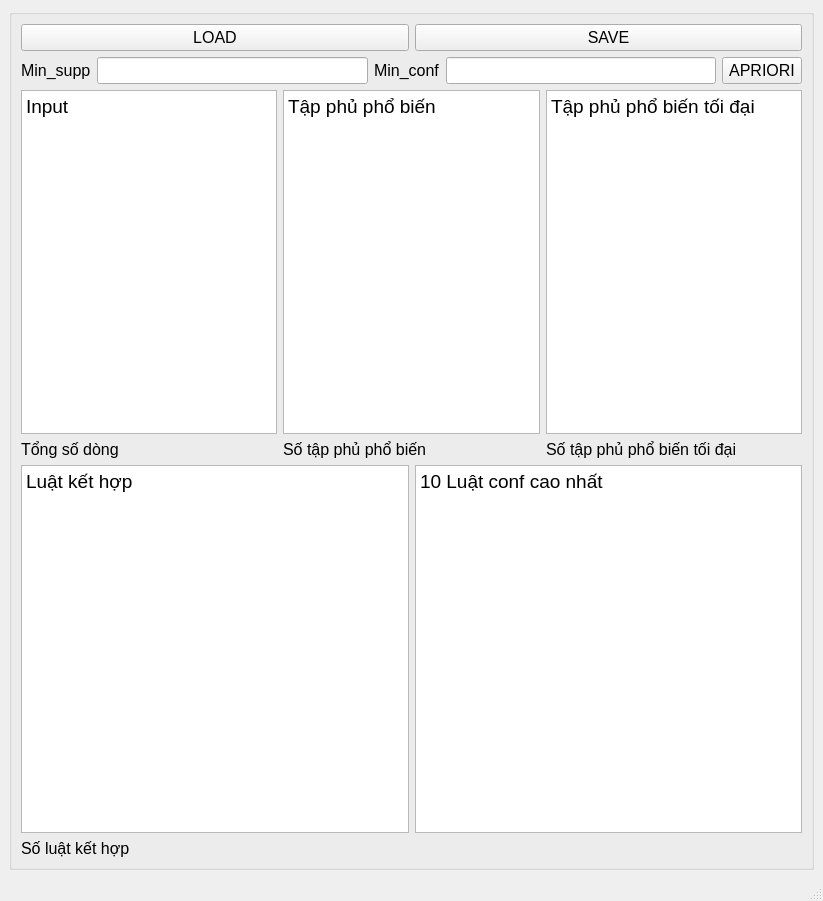
Qt form FindingStrongRulesUsingApriori/aprioriQTGUI.ui (NghiLamPhuc/Datamining.) before a commit.
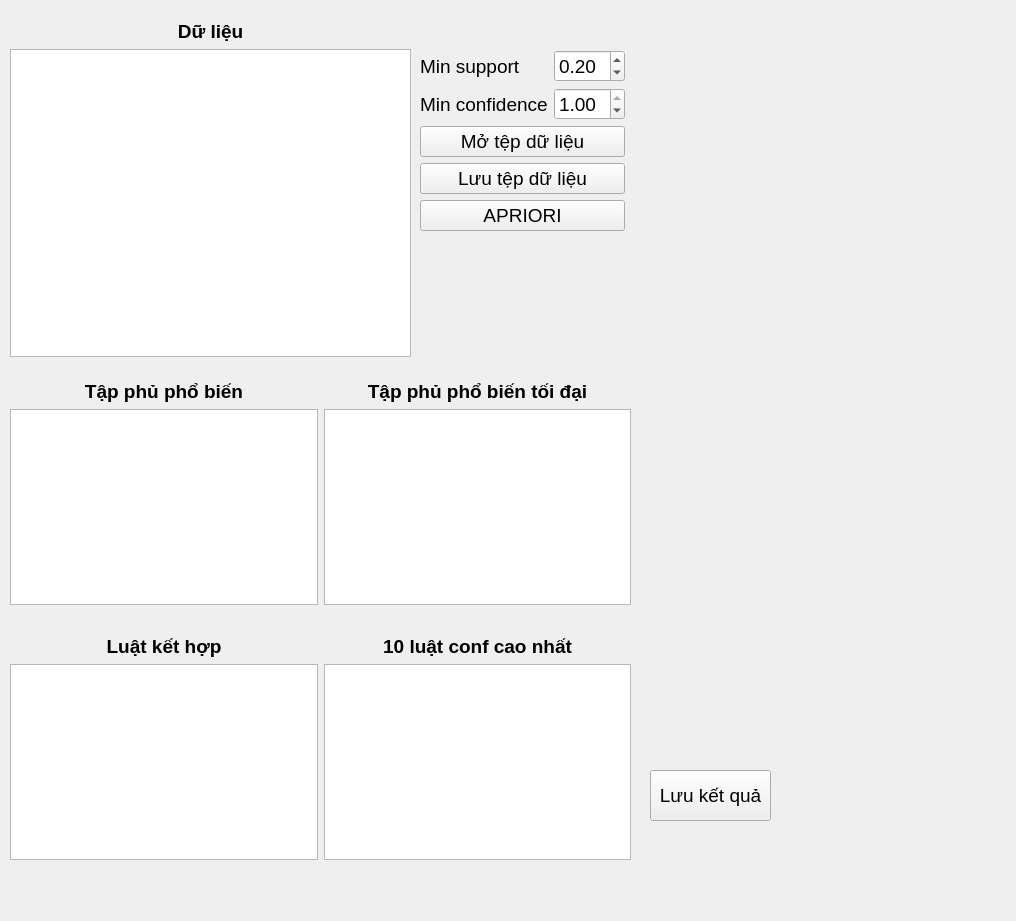
The same form after that commit.

The edit to the form file:
```diff
--- a/FindingStrongRulesUsingApriori/aprioriQTGUI.ui
+++ b/FindingStrongRulesUsingApriori/aprioriQTGUI.ui
@@ -6,71 +6,123 @@
    <rect>
     <x>0</x>
     <y>0</y>
-    <width>823</width>
-    <height>901</height>
+    <width>1016</width>
+    <height>921</height>
    </rect>
   </property>
   <property name="windowTitle">
    <string>MainWindow</string>
   </property>
   <widget class="QWidget" name="centralwidget">
-   <layout class="QGridLayout" name="gridLayout">
-    <item row="0" column="1">
-     <widget class="QGroupBox" name="groupBox">
-      <property name="title">
-       <string/>
-      </property>
-      <layout class="QGridLayout" name="gridLayout_2">
-       <item row="0" column="0">
-        <layout class="QVBoxLayout" name="verticalLayout_2">
-         <item>
-          <layout class="QHBoxLayout" name="horizontalLayout_3">
-           <item>
-            <widget class="QPushButton" name="btnLoad">
+   <property name="enabled">
+    <bool>true</bool>
+   </property>
              <property name="font">
               <font>
                <pointsize>12</pointsize>
               </font>
              </property>
-             <property name="text">
-              <string>LOAD</string>
-             </property>
-            </widget>
-           </item>
-           <item>
             <widget class="QPushButton" name="btnSave">
+    <property name="geometry">
+     <rect>
+      <x>650</x>
+      <y>770</y>
+      <width>121</width>
+      <height>51</height>
+     </rect>
+    </property>
+    <property name="font">
+     <font>
+      <pointsize>14</pointsize>
+     </font>
+    </property>
+    <property name="text">
+     <string>Lưu kết quả</string>
+    </property>
+   </widget>
+   <widget class="QWidget" name="">
+    <property name="geometry">
+     <rect>
+      <x>10</x>
+      <y>20</y>
+      <width>401</width>
+      <height>361</height>
+     </rect>
+    </property>
+    <layout class="QVBoxLayout" name="verticalLayout">
+     <item alignment="Qt::AlignTop">
+      <widget class="QLabel" name="label_3">
+       <property name="font">
+        <font>
+         <pointsize>14</pointsize>
+         <weight>75</weight>
+         <bold>true</bold>
+        </font>
+       </property>
+       <property name="text">
+        <string>Dữ liệu</string>
+       </property>
+       <property name="alignment">
+        <set>Qt::AlignCenter</set>
+       </property>
+      </widget>
+     </item>
+     <item>
+      <widget class="QPlainTextEdit" name="plainTextInput">
+       <property name="font">
+        <font>
+         <pointsize>14</pointsize>
+        </font>
+       </property>
+       <property name="sizeAdjustPolicy">
+        <enum>QAbstractScrollArea::AdjustToContents</enum>
+       </property>
+       <property name="plainText">
+        <string/>
+       </property>
+      </widget>
+     </item>
+     <item>
+      <widget class="QLabel" name="labelInput">
              <property name="font">
               <font>
                <pointsize>12</pointsize>
-              </font>
-             </property>
+         <italic>true</italic>
+        </font>
+       </property>
+       <property name="layoutDirection">
+        <enum>Qt::LeftToRight</enum>
+       </property>
              <property name="text">
-              <string>SAVE</string>
+        <string/>
              </property>
             </widget>
            </item>
           </layout>
-         </item>
+   </widget>
+   <widget class="QWidget" name="">
+    <property name="geometry">
+     <rect>
+      <x>420</x>
+      <y>50</y>
+      <width>205</width>
+      <height>183</height>
+     </rect>
+    </property>
+    <layout class="QVBoxLayout" name="verticalLayout_9">
          <item>
-          <layout class="QHBoxLayout" name="horizontalLayout_2">
+      <layout class="QHBoxLayout" name="horizontalLayout">
+       <item>
+        <layout class="QVBoxLayout" name="verticalLayout_7">
            <item>
             <widget class="QLabel" name="label">
              <property name="font">
               <font>
-               <pointsize>12</pointsize>
+             <pointsize>14</pointsize>
               </font>
              </property>
              <property name="text">
-              <string>Min_supp</string>
-             </property>
-            </widget>
-           </item>
-           <item>
-            <widget class="QLineEdit" name="lineEditMinsupp">
-             <property name="font">
-              <font>
-               <pointsize>12</pointsize>
-              </font>
+            <string>Min support</string>
              </property>
             </widget>
            </item>
@@ -78,20 +130,87 @@
             <widget class="QLabel" name="label_2">
              <property name="font">
               <font>
-               <pointsize>12</pointsize>
+             <pointsize>14</pointsize>
               </font>
              </property>
              <property name="text">
-              <string>Min_conf</string>
+            <string>Min confidence</string>
              </property>
             </widget>
            </item>
+        </layout>
+       </item>
            <item>
-            <widget class="QLineEdit" name="lineEditMinconf">
+        <layout class="QVBoxLayout" name="verticalLayout_6">
+         <item>
+          <widget class="QDoubleSpinBox" name="doubleSpinBoxMinsupp">
              <property name="font">
               <font>
-               <pointsize>12</pointsize>
-              </font>
+             <pointsize>14</pointsize>
+            </font>
+           </property>
+           <property name="maximum">
+            <double>1.000000000000000</double>
+           </property>
+           <property name="singleStep">
+            <double>0.100000000000000</double>
+           </property>
+           <property name="value">
+            <double>0.200000000000000</double>
+           </property>
+          </widget>
+         </item>
+         <item>
+          <widget class="QDoubleSpinBox" name="doubleSpinBoxMinconf">
+           <property name="font">
+            <font>
+             <pointsize>14</pointsize>
+            </font>
+           </property>
+           <property name="maximum">
+            <double>1.000000000000000</double>
+           </property>
+           <property name="singleStep">
+            <double>0.100000000000000</double>
+           </property>
+           <property name="value">
+            <double>1.000000000000000</double>
+           </property>
+          </widget>
+         </item>
+        </layout>
+       </item>
+      </layout>
+     </item>
+     <item>
+      <layout class="QVBoxLayout" name="verticalLayout_8">
+       <item>
+        <widget class="QPushButton" name="btnImport">
+         <property name="font">
+          <font>
+           <pointsize>14</pointsize>
+          </font>
+         </property>
+         <property name="layoutDirection">
+          <enum>Qt::LeftToRight</enum>
+         </property>
+         <property name="text">
+          <string>Mở tệp dữ liệu</string>
+         </property>
+        </widget>
+       </item>
+       <item>
+        <widget class="QPushButton" name="btnExport">
+         <property name="font">
+          <font>
+           <pointsize>14</pointsize>
+          </font>
+         </property>
+         <property name="layoutDirection">
+          <enum>Qt::LeftToRight</enum>
+         </property>
+         <property name="text">
+          <string>Lưu tệp dữ liệu</string>
              </property>
             </widget>
            </item>
@@ -99,7 +218,7 @@
             <widget class="QPushButton" name="btnApriori">
              <property name="font">
               <font>
-               <pointsize>12</pointsize>
+           <pointsize>14</pointsize>
               </font>
              </property>
              <property name="text">
@@ -110,41 +229,38 @@
           </layout>
          </item>
         </layout>
-       </item>
-       <item row="1" column="0">
-        <layout class="QVBoxLayout" name="verticalLayout">
-         <item>
-          <layout class="QHBoxLayout" name="horizontalLayout">
-           <item>
-            <widget class="QPlainTextEdit" name="plainTextInput">
-             <property name="font">
-              <font>
-               <pointsize>14</pointsize>
-              </font>
-             </property>
-             <property name="plainText">
-              <string>Input
-</string>
-             </property>
-            </widget>
-           </item>
+   </widget>
+   <widget class="QWidget" name="">
+    <property name="geometry">
+     <rect>
+      <x>10</x>
+      <y>380</y>
+      <width>621</width>
+      <height>504</height>
+     </rect>
+    </property>
+    <layout class="QGridLayout" name="gridLayout">
+     <item row="0" column="0">
+      <layout class="QVBoxLayout" name="verticalLayout_2">
            <item>
-            <widget class="QPlainTextEdit" name="plainTextFreqIS">
-             <property name="enabled">
-              <bool>true</bool>
-             </property>
+        <widget class="QLabel" name="label_4">
              <property name="font">
               <font>
                <pointsize>14</pointsize>
-              </font>
-             </property>
-             <property name="plainText">
+           <weight>75</weight>
+           <bold>true</bold>
+          </font>
+         </property>
+         <property name="text">
               <string>Tập phủ phổ biến</string>
              </property>
+         <property name="alignment">
+          <set>Qt::AlignCenter</set>
+         </property>
             </widget>
            </item>
            <item>
-            <widget class="QPlainTextEdit" name="plainTextMaxIS">
+        <widget class="QPlainTextEdit" name="plainTextFreqIS">
              <property name="enabled">
               <bool>true</bool>
              </property>
@@ -154,23 +270,7 @@
               </font>
              </property>
              <property name="plainText">
-              <string>Tập phủ phổ biến tối đại</string>
-             </property>
-            </widget>
-           </item>
-          </layout>
-         </item>
-         <item>
-          <layout class="QHBoxLayout" name="horizontalLayout_4">
-           <item>
-            <widget class="QLabel" name="labelInput">
-             <property name="font">
-              <font>
-               <pointsize>12</pointsize>
-              </font>
-             </property>
-             <property name="text">
-              <string>Tổng số dòng</string>
+          <string/>
              </property>
             </widget>
            </item>
@@ -179,10 +279,50 @@
              <property name="font">
               <font>
                <pointsize>12</pointsize>
-              </font>
-             </property>
+           <italic>true</italic>
+          </font>
+         </property>
+         <property name="layoutDirection">
+          <enum>Qt::LeftToRight</enum>
+         </property>
              <property name="text">
-              <string>Số tập phủ phổ biến</string>
+          <string/>
+         </property>
+        </widget>
+       </item>
+      </layout>
+     </item>
+     <item row="0" column="1">
+      <layout class="QVBoxLayout" name="verticalLayout_3">
+       <item>
+        <widget class="QLabel" name="label_5">
+         <property name="font">
+          <font>
+           <pointsize>14</pointsize>
+           <weight>75</weight>
+           <bold>true</bold>
+          </font>
+         </property>
+         <property name="text">
+          <string>Tập phủ phổ biến tối đại</string>
+         </property>
+         <property name="alignment">
+          <set>Qt::AlignCenter</set>
+         </property>
+        </widget>
+       </item>
+       <item>
+        <widget class="QPlainTextEdit" name="plainTextMaxIS">
+         <property name="enabled">
+          <bool>true</bool>
+         </property>
+         <property name="font">
+          <font>
+           <pointsize>14</pointsize>
+          </font>
+         </property>
+         <property name="plainText">
+          <string/>
              </property>
             </widget>
            </item>
@@ -191,64 +331,118 @@
              <property name="font">
               <font>
                <pointsize>12</pointsize>
-              </font>
-             </property>
+           <italic>true</italic>
+          </font>
+         </property>
+         <property name="layoutDirection">
+          <enum>Qt::LeftToRight</enum>
+         </property>
              <property name="text">
-              <string>Số tập phủ phổ biến tối đại</string>
+          <string/>
              </property>
             </widget>
            </item>
           </layout>
          </item>
-        </layout>
-       </item>
-       <item row="2" column="0">
-        <layout class="QHBoxLayout" name="horizontalLayout_5">
+     <item row="1" column="0">
+      <layout class="QVBoxLayout" name="verticalLayout_4">
          <item>
-          <widget class="QPlainTextEdit" name="plainTextRules">
-           <property name="enabled">
-            <bool>true</bool>
-           </property>
+        <widget class="QLabel" name="label_6">
            <property name="font">
             <font>
              <pointsize>14</pointsize>
-            </font>
-           </property>
-           <property name="plainText">
+           <weight>75</weight>
+           <bold>true</bold>
+          </font>
+         </property>
+         <property name="text">
             <string>Luật kết hợp</string>
            </property>
+         <property name="alignment">
+          <set>Qt::AlignCenter</set>
+         </property>
           </widget>
          </item>
          <item>
-          <widget class="QPlainTextEdit" name="plainTextTopten">
+        <widget class="QPlainTextEdit" name="plainTextRules">
+         <property name="enabled">
+          <bool>true</bool>
+         </property>
            <property name="font">
             <font>
              <pointsize>14</pointsize>
             </font>
            </property>
            <property name="plainText">
-            <string>10 Luật conf cao nhất</string>
+          <string/>
            </property>
           </widget>
          </item>
-        </layout>
-       </item>
-       <item row="3" column="0">
+       <item>
         <widget class="QLabel" name="labelRules">
          <property name="font">
           <font>
            <pointsize>12</pointsize>
+           <italic>true</italic>
           </font>
          </property>
+         <property name="layoutDirection">
+          <enum>Qt::LeftToRight</enum>
+         </property>
          <property name="text">
-          <string>Số luật kết hợp</string>
+          <string/>
          </property>
         </widget>
        </item>
       </layout>
-     </widget>
-    </item>
-   </layout>
+     </item>
+     <item row="1" column="1">
+      <layout class="QVBoxLayout" name="verticalLayout_5">
+       <item>
+        <widget class="QLabel" name="label_7">
+         <property name="font">
+          <font>
+           <pointsize>14</pointsize>
+           <weight>75</weight>
+           <bold>true</bold>
+          </font>
+         </property>
+         <property name="text">
+          <string>10 luật conf cao nhất</string>
+         </property>
+         <property name="alignment">
+          <set>Qt::AlignCenter</set>
+         </property>
+        </widget>
+       </item>
+       <item>
+        <widget class="QPlainTextEdit" name="plainTextTopten">
+         <property name="font">
+          <font>
+           <pointsize>14</pointsize>
+          </font>
+         </property>
+         <property name="plainText">
+          <string/>
+         </property>
+        </widget>
+       </item>
+       <item>
+        <widget class="QLabel" name="labelNoNeed">
+         <property name="font">
+          <font>
+           <pointsize>12</pointsize>
+          </font>
+         </property>
+         <property name="text">
+          <string/>
+         </property>
+        </widget>
+       </item>
+      </layout>
+     </item>
+    </layout>
+   </widget>
   </widget>
   <widget class="QMenuBar" name="menubar">
    <property name="geometry">
@@ -260,7 +454,6 @@
     </rect>
    </property>
   </widget>
-  <widget class="QStatusBar" name="statusbar"/>
  </widget>
  <resources/>
  <connections/>
```
Left out of the diff: 2 changed lines with no effect on the pictures. Lines whose indentation alone changed are shown as unchanged.
